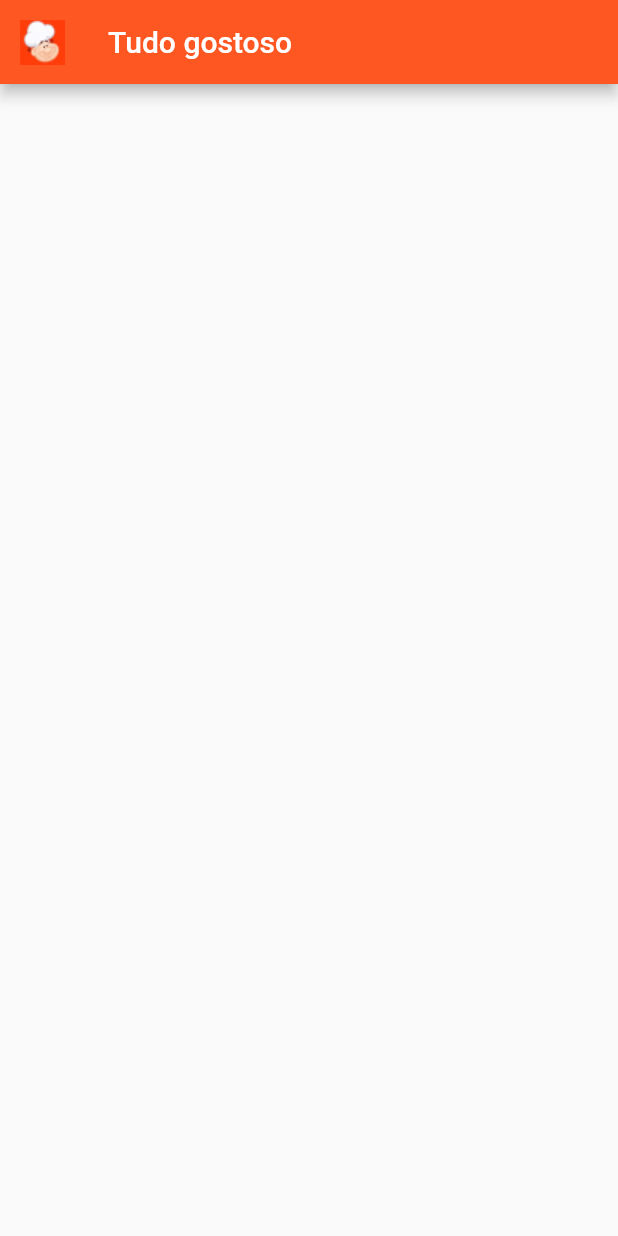
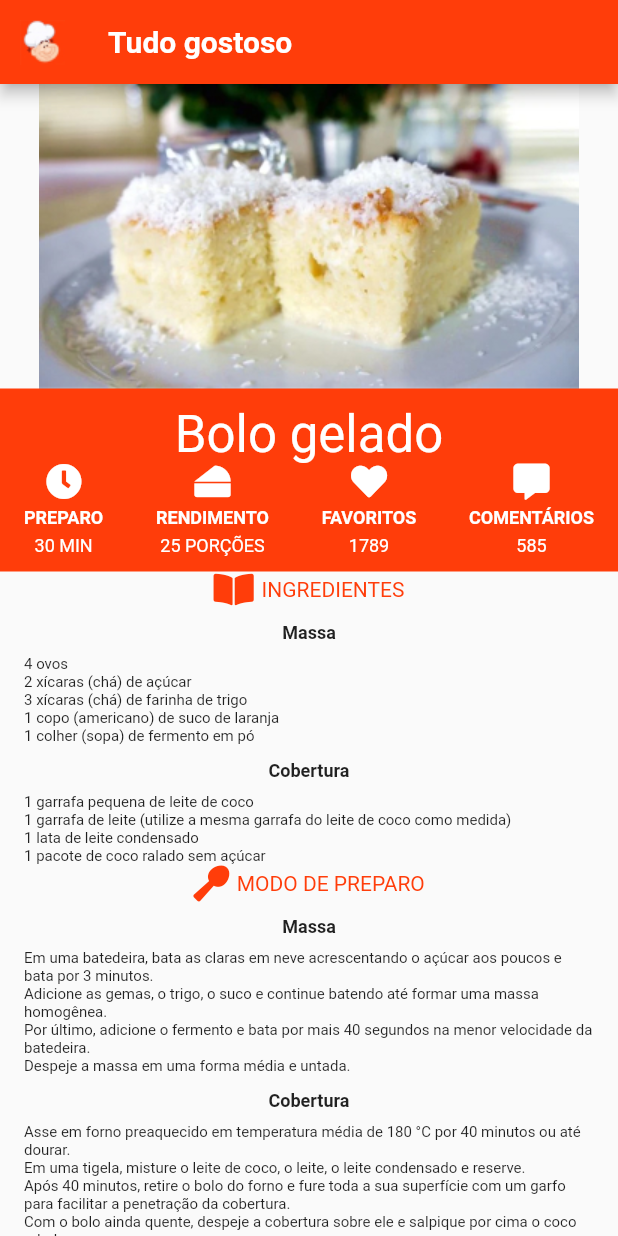
Before and after one commit to jefersonGSP/tudo-gostoso, a Flutter app: the screen it shows after launch, on a phone screen of 412 x 824 dp. Run offline on Flutter 3.47's test engine with Material 2 defaults, Android fonts, the phone set to English and light mode, and no system bars; our stand-ins replace font_awesome_flutter.

Commit message:
atulizando o app

```diff
--- a/lib/main.dart
+++ b/lib/main.dart
@@ -1,10 +1,11 @@
 import 'package:flutter/material.dart';
-import 'package:tudo_gostoso/screens/home/widgets/home.dart';
+import 'package:tudo_gostoso/screens/home.dart';
 
 void main() {
-  runApp(MaterialApp(
-    title: "Tudo gostoso",
-    home: Home(),
-    debugShowCheckedModeBanner: false,
-  ));
+  runApp(
+    MaterialApp(
+      home: Home(),
+      debugShowCheckedModeBanner: false,
+    ),
+  );
 }
--- a/lib/models/recipe.dart
+++ b/lib/models/recipe.dart
@@ -4,22 +4,23 @@ class Recipe {
   int preparationTime;
   int income;
   int numberOfFavorites;
-  int numberOfComments;
+  int numberOfCommints;
   List<String> ingredientsPaste;
   List<String> ingredientsTopping;
   List<String> preparationModePaste;
   List<String> preparationModeTopping;
 
-//construtor
-  Recipe(
-      {required this.photo,
+  //Construtor
+  Recipe({
+    required this.photo,
     required this.name,
     required this.preparationTime,
     required this.income,
     required this.numberOfFavorites,
-      required this.numberOfComments,
+    required this.numberOfCommints,
     required this.ingredientsPaste,
     required this.ingredientsTopping,
     required this.preparationModePaste,
-      required this.preparationModeTopping});
+    required this.preparationModeTopping,
+  });
 }
--- /dev/null
+++ b/lib/screens/home.dart
@@ -0,0 +1,98 @@
+import 'package:flutter/material.dart';
+import 'package:font_awesome_flutter/font_awesome_flutter.dart';
+import 'package:tudo_gostoso/models/recipe.dart';
+import 'package:tudo_gostoso/screens/widgets/details.dart';
+import 'package:tudo_gostoso/screens/widgets/list_elements.dart';
+import 'package:tudo_gostoso/style.dart';
+import 'package:tudo_gostoso/screens/widgets/my_title.dart';
+
+class Home extends StatelessWidget {
+  // Simulando o BD -> Select
+  final recipe = Recipe(
+    preparationTime: 30,
+    income: 25,
+    numberOfFavorites: 1789,
+    numberOfCommints: 585,
+    name: "Bolo gelado",
+    photo: "assets/images/bolo.jpg",
+    preparationModePaste: [
+      "Em uma batedeira, bata as claras em neve acrescentando o açúcar aos poucos e bata por 3 minutos.",
+      "Adicione as gemas, o trigo, o suco e continue batendo até formar uma massa homogênea.",
+      "Por último, adicione o fermento e bata por mais 40 segundos na menor velocidade da batedeira.",
+      "Despeje a massa em uma forma média e untada."
+    ],
+    preparationModeTopping: [
+      "Asse em forno preaquecido em temperatura média de 180 °C por 40 minutos ou até dourar.",
+      "Em uma tigela, misture o leite de coco, o leite, o leite condensado e reserve.",
+      "Após 40 minutos, retire o bolo do forno e fure toda a sua superfície com um garfo para facilitar a penetração da cobertura.",
+      "Com o bolo ainda quente, despeje a cobertura sobre ele e salpique por cima o coco ralado.",
+      "Leve a geladeira por 3 horas, depois corte o bolo em quadrados do tamanho que preferir e embrulhe com papel alumínio.",
+    ],
+    ingredientsPaste: [
+      "4 ovos",
+      "2 xícaras (chá) de açúcar",
+      "3 xícaras (chá) de farinha de trigo",
+      "1 copo (americano) de suco de laranja",
+      "1 colher (sopa) de fermento em pó",
+    ],
+    ingredientsTopping: [
+      "1 garrafa pequena de leite de coco",
+      "1 garrafa de leite (utilize a mesma garrafa do leite de coco como medida)",
+      "1 lata de leite condensado",
+      "1 pacote de coco ralado sem açúcar",
+    ],
+  );
+  @override
+  Widget build(BuildContext context) {
+    return Scaffold(
+      appBar: AppBar(
+        leading: Image.asset(
+          "assets/images/logo.jpg",
+        ),
+        title: Text(
+          "Tudo gostoso",
+          style: TextStyle(
+            fontSize: 20,
+            fontWeight: FontWeight.bold,
+          ),
+        ),
+        backgroundColor: orangeTheme,
+      ),
+      body: SingleChildScrollView(
+        child: Column(
+          children: [
+            Image.asset(recipe.photo),
+            Details(recipe),
+            MyTitle(
+              icon: FontAwesomeIcons.bookOpen,
+              text: "INGREDIENTES",
+            ),
+            ListElements(
+              title: "Massa",
+              listOfElements: recipe.ingredientsPaste,
+            ),
+            ListElements(
+              title: "Cobertura",
+              listOfElements: recipe.ingredientsTopping,
+            ),
+            MyTitle(
+              icon: FontAwesomeIcons.utensilSpoon,
+              text: "MODO DE PREPARO",
+            ),
+            ListElements(
+              listOfElements: recipe.preparationModePaste,
+              title: "Massa",
+            ),
+            ListElements(
+              listOfElements: recipe.preparationModeTopping,
+              title: "Cobertura",
+            ),
+            SizedBox(
+              height: 10,
+            ),
+          ],
+        ),
+      ),
+    );
+  }
+}
--- a/lib/screens/home/widgets/home.dart
+++ /dev/null
@@ -1,14 +0,0 @@
-import 'package:flutter/material.dart';
-
-class Home extends StatelessWidget {
-  @override
-  Widget build(BuildContext context) {
-    return Scaffold(
-      appBar: AppBar(
-        title: Text("Tudo gostoso"),
-        leading: Image.asset("assets/images/logo.jpg"),
-        backgroundColor: Colors.deepOrange,
-      ),
-    );
-  }
-}
--- /dev/null
+++ b/lib/screens/widgets/details.dart
@@ -0,0 +1,153 @@
+import 'package:flutter/material.dart';
+import 'package:font_awesome_flutter/font_awesome_flutter.dart';
+import 'package:tudo_gostoso/models/recipe.dart';
+import 'package:tudo_gostoso/style.dart';
+
+class Details extends StatelessWidget {
+  final Recipe _recipeObj;
+
+  Details(this._recipeObj);
+
+  @override
+  Widget build(BuildContext context) {
+    return Container(
+      padding: EdgeInsets.symmetric(
+        vertical: 10,
+        horizontal: 16,
+      ),
+      color: orangeTheme,
+      child: Column(
+        children: [
+          Text(
+            _recipeObj.name,
+            style: TextStyle(
+              fontSize: 34,
+              color: Colors.white,
+            ),
+          ),
+          Row(
+            mainAxisAlignment: MainAxisAlignment.spaceBetween,
+            children: [
+              // 1° Coluna
+              Column(
+                children: [
+                  FaIcon(
+                    FontAwesomeIcons.solidClock,
+                    color: Colors.white,
+                  ),
+                  Padding(
+                    padding: EdgeInsets.symmetric(
+                      vertical: 5,
+                    ),
+                    child: Text(
+                      "PREPARO",
+                      style: TextStyle(
+                        color: Colors.white,
+                        fontSize: 12,
+                        fontWeight: FontWeight.bold,
+                      ),
+                    ),
+                  ),
+                  Text(
+                    "${_recipeObj.preparationTime} MIN",
+                    style: TextStyle(
+                      fontSize: 12,
+                      color: Colors.white,
+                    ),
+                  ),
+                ],
+              ),
+              // 2° Coluna
+              Column(
+                children: [
+                  FaIcon(
+                    FontAwesomeIcons.cheese,
+                    color: Colors.white,
+                  ),
+                  Padding(
+                    padding: const EdgeInsets.symmetric(
+                      vertical: 5,
+                    ),
+                    child: Text(
+                      "RENDIMENTO",
+                      style: TextStyle(
+                        color: Colors.white,
+                        fontSize: 12,
+                        fontWeight: FontWeight.bold,
+                      ),
+                    ),
+                  ),
+                  Text(
+                    "${_recipeObj.income} PORÇÕES",
+                    style: TextStyle(
+                      color: Colors.white,
+                      fontSize: 12,
+                    ),
+                  ),
+                ],
+              ),
+              // 3° Coluna
+              Column(
+                children: [
+                  FaIcon(
+                    FontAwesomeIcons.solidHeart,
+                    color: Colors.white,
+                  ),
+                  Padding(
+                    padding: const EdgeInsets.symmetric(
+                      vertical: 5,
+                    ),
+                    child: Text(
+                      "FAVORITOS",
+                      style: TextStyle(
+                        color: Colors.white,
+                        fontWeight: FontWeight.bold,
+                        fontSize: 12,
+                      ),
+                    ),
+                  ),
+                  Text(
+                    _recipeObj.numberOfFavorites.toString(),
+                    style: TextStyle(
+                      color: Colors.white,
+                      fontSize: 12,
+                    ),
+                  ),
+                ],
+              ),
+              // 4° Coluna
+              Column(
+                children: [
+                  FaIcon(
+                    FontAwesomeIcons.solidCommentAlt,
+                    color: Colors.white,
+                  ),
+                  Padding(
+                    padding: const EdgeInsets.symmetric(
+                      vertical: 5,
+                    ),
+                    child: Text(
+                      "COMENTÁRIOS",
+                      style: TextStyle(
+                        color: Colors.white,
+                        fontSize: 12,
+                        fontWeight: FontWeight.bold,
+                      ),
+                    ),
+                  ),
+                  Text(
+                    _recipeObj.numberOfCommints.toString(),
+                    style: TextStyle(
+                      color: Colors.white,
+                      fontSize: 12,
+                    ),
+                  ),
+                ],
+              ),
+            ],
+          ),
+        ],
+      ),
+    );
+  }
+}
--- /dev/null
+++ b/lib/screens/widgets/list_elements.dart
@@ -0,0 +1,61 @@
+import 'package:flutter/material.dart';
+
+class ListElements extends StatelessWidget {
+  final List<String> listOfElements;
+  final String title;
+
+  ListElements({
+    required this.listOfElements,
+    required this.title,
+  });
+
+  @override
+  Widget build(BuildContext context) {
+    return Padding(
+      padding: const EdgeInsets.only(
+        top: 10,
+      ),
+      child: Column(
+        children: [
+          Text(
+            title,
+            style: TextStyle(
+              fontSize: 12,
+              fontWeight: FontWeight.bold,
+            ),
+          ),
+          SizedBox(
+            height: 8,
+          ),
+          Container(
+            width: MediaQuery.of(context).size.width, // 100% da tela
+            padding: EdgeInsets.symmetric(
+              horizontal: 16,
+            ),
+            child: Column(
+              crossAxisAlignment: CrossAxisAlignment.start,
+              children: buildList(
+                listOfElements,
+              ),
+            ),
+          ),
+        ],
+      ),
+    );
+  }
+
+  List<Widget> buildList(List<String> itens) {
+    List<Widget> listOfWidgets = [];
+    itens.forEach((element) {
+      listOfWidgets.add(
+        Text(
+          element,
+          style: TextStyle(
+            fontSize: 10,
+          ),
+        ),
+      );
+    });
+    return listOfWidgets;
+  }
+}
--- /dev/null
+++ b/lib/screens/widgets/my_title.dart
@@ -0,0 +1,35 @@
+import 'package:flutter/material.dart';
+import 'package:font_awesome_flutter/font_awesome_flutter.dart';
+import 'package:tudo_gostoso/style.dart';
+
+class MyTitle extends StatelessWidget {
+  final IconData icon;
+  final String text;
+
+  MyTitle({
+    required this.icon,
+    required this.text,
+  });
+
+  @override
+  Widget build(BuildContext context) {
+    return Row(
+      mainAxisAlignment: MainAxisAlignment.center,
+      children: [
+        FaIcon(
+          icon,
+          color: orangeTheme,
+        ),
+        SizedBox(
+          width: 5,
+        ),
+        Text(
+          text,
+          style: TextStyle(
+            color: orangeTheme,
+          ),
+        ),
+      ],
+    );
+  }
+}
--- /dev/null
+++ b/lib/style.dart
@@ -0,0 +1,3 @@
+import 'package:flutter/painting.dart';
+
+Color orangeTheme = Color(0xFFFF3D0A);
--- a/pubspec.yaml
+++ b/pubspec.yaml
@@ -28,6 +28,7 @@ dependencies:
   # The following adds the Cupertino Icons font to your application.
   # Use with the CupertinoIcons class for iOS style icons.
   cupertino_icons: ^1.0.2
+  font_awesome_flutter: ^9.1.0
 
 dev_dependencies:
   flutter_test:
--- /dev/null
+++ b/style.dart
@@ -0,0 +1,3 @@
+import 'package:flutter/painting.dart';
+
+Color orangeTheme = Color(0xFFFF3D0A);
```
Also changed, not shown: pubspec.lock. Lines whose indentation alone changed are shown as unchanged.
